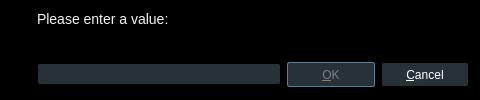
Before: the Qt Designer form src/ui/inputdialog.ui in u8sand/Baka-MPlayer, drawn with Qt 5.
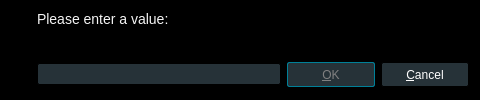
After: the same form once the commit is applied. Icons and pictures are not drawn.

Diff of the .ui file:
```diff
--- a/src/ui/inputdialog.ui
+++ b/src/ui/inputdialog.ui
@@ -134,7 +134,7 @@
 	min-height: 23px;
 }
 QPushButton:default {
-	border: 1px solid #607d8b;
+	border: 1px solid #008098;
 }
 QPushButton:pressed {
     background: #607d8b;
```
Left out of the diff: 6 changed lines with no effect on the pictures.
